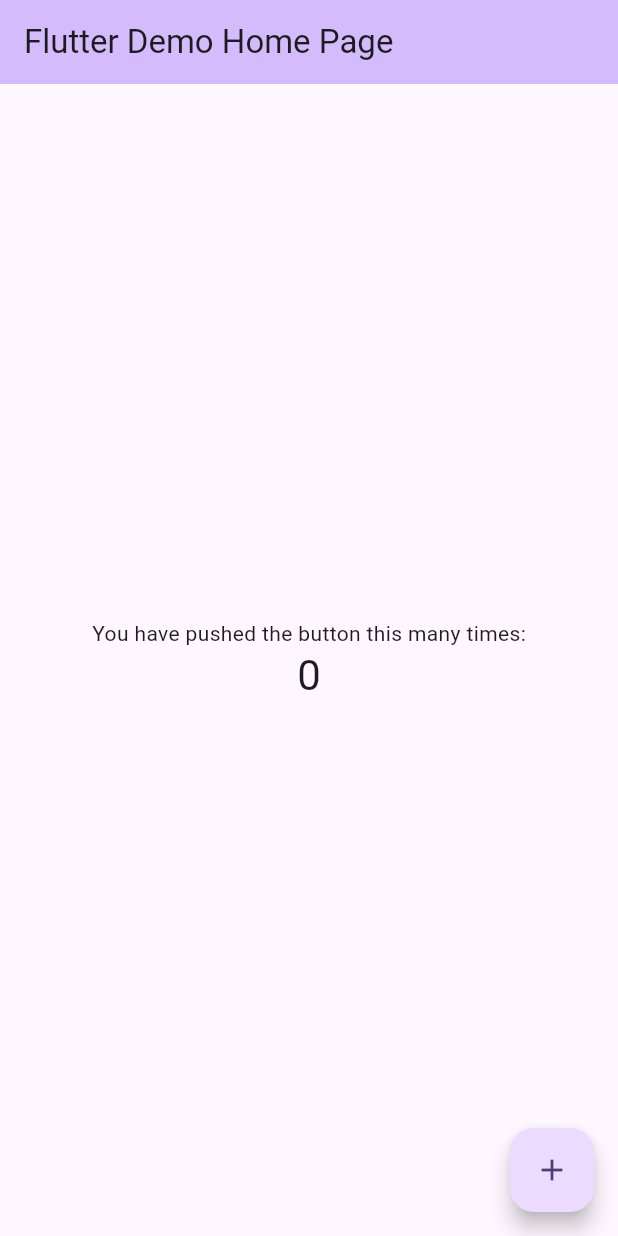
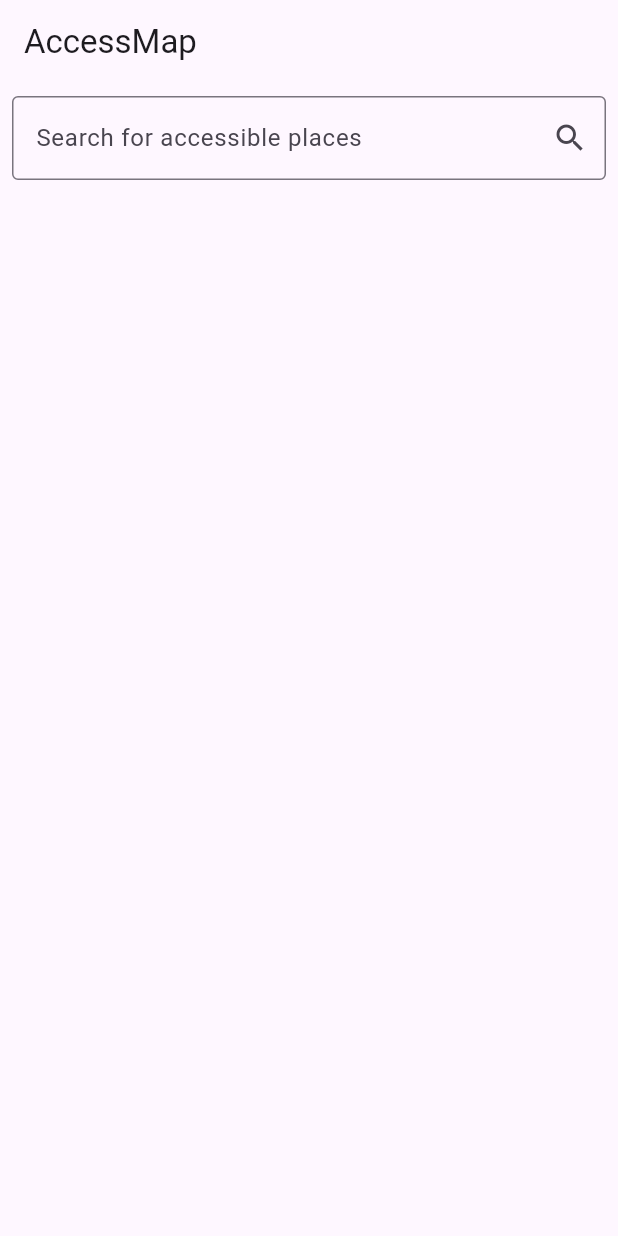
Before and after one commit to jjohngrey/hack-the-change-2024, a Flutter app: the screen it shows after launch, on a phone screen of 412 x 824 dp. Run offline on Flutter 3.47's test engine with Material 3 defaults, Android fonts, the light colour scheme and no system bars; our stand-ins replace google_maps_flutter.

Commit message:
add folders and oop

```diff
--- a/mapcessible/lib/main.dart
+++ b/mapcessible/lib/main.dart
@@ -1,125 +1,24 @@
 import 'package:flutter/material.dart';
+import 'package:provider/provider.dart';
+import 'providers/place_provider.dart';
+import 'screens/search_page.dart';
 
 void main() {
-  runApp(const MyApp());
+  runApp(MyApp());
 }
 
 class MyApp extends StatelessWidget {
-  const MyApp({super.key});
-
-  // This widget is the root of your application.
   @override
   Widget build(BuildContext context) {
-    return MaterialApp(
-      title: 'Flutter Demo',
-      theme: ThemeData(
-        // This is the theme of your application.
-        //
-        // TRY THIS: Try running your application with "flutter run". You'll see
-        // the application has a purple toolbar. Then, without quitting the app,
-        // try changing the seedColor in the colorScheme below to Colors.green
-        // and then invoke "hot reload" (save your changes or press the "hot
-        // reload" button in a Flutter-supported IDE, or press "r" if you used
-        // the command line to start the app).
-        //
-        // Notice that the counter didn't reset back to zero; the application
-        // state is not lost during the reload. To reset the state, use hot
-        // restart instead.
-        //
-        // This works for code too, not just values: Most code changes can be
-        // tested with just a hot reload.
-        colorScheme: ColorScheme.fromSeed(seedColor: const Color.fromARGB(255, 113, 72, 182)),
-        useMaterial3: true,
+    return ChangeNotifierProvider(
+      create: (_) => PlaceProvider(),
+      child: MaterialApp(
+        title: 'AccessMap',
+        theme: ThemeData(
+          primarySwatch: Colors.blue,
+        ),
+        home: SearchPage(),
       ),
-      home: const MyHomePage(title: 'Flutter Demo Home Page'),
     );
   }
 }
-
-class MyHomePage extends StatefulWidget {
-  const MyHomePage({super.key, required this.title});
-
-  // This widget is the home page of your application. It is stateful, meaning
-  // that it has a State object (defined below) that contains fields that affect
-  // how it looks.
-
-  // This class is the configuration for the state. It holds the values (in this
-  // case the title) provided by the parent (in this case the App widget) and
-  // used by the build method of the State. Fields in a Widget subclass are
-  // always marked "final".
-
-  final String title;
-
-  @override
-  State<MyHomePage> createState() => _MyHomePageState();
-}
-
-class _MyHomePageState extends State<MyHomePage> {
-  int _counter = 0;
-
-  void _incrementCounter() {
-    setState(() {
-      // This call to setState tells the Flutter framework that something has
-      // changed in this State, which causes it to rerun the build method below
-      // so that the display can reflect the updated values. If we changed
-      // _counter without calling setState(), then the build method would not be
-      // called again, and so nothing would appear to happen.
-      _counter++;
-    });
-  }
-
-  @override
-  Widget build(BuildContext context) {
-    // This method is rerun every time setState is called, for instance as done
-    // by the _incrementCounter method above.
-    //
-    // The Flutter framework has been optimized to make rerunning build methods
-    // fast, so that you can just rebuild anything that needs updating rather
-    // than having to individually change instances of widgets.
-    return Scaffold(
-      appBar: AppBar(
-        // TRY THIS: Try changing the color here to a specific color (to
-        // Colors.amber, perhaps?) and trigger a hot reload to see the AppBar
-        // change color while the other colors stay the same.
-        backgroundColor: Theme.of(context).colorScheme.inversePrimary,
-        // Here we take the value from the MyHomePage object that was created by
-        // the App.build method, and use it to set our appbar title.
-        title: Text(widget.title),
-      ),
-      body: Center(
-        // Center is a layout widget. It takes a single child and positions it
-        // in the middle of the parent.
-        child: Column(
-          // Column is also a layout widget. It takes a list of children and
-          // arranges them vertically. By default, it sizes itself to fit its
-          // children horizontally, and tries to be as tall as its parent.
-          //
-          // Column has various properties to control how it sizes itself and
-          // how it positions its children. Here we use mainAxisAlignment to
-          // center the children vertically; the main axis here is the vertical
-          // axis because Columns are vertical (the cross axis would be
-          // horizontal).
-          //
-          // TRY THIS: Invoke "debug painting" (choose the "Toggle Debug Paint"
-          // action in the IDE, or press "p" in the console), to see the
-          // wireframe for each widget.
-          mainAxisAlignment: MainAxisAlignment.center,
-          children: <Widget>[
-            const Text(
-              'You have pushed the button this many times:',
-            ),
-            Text(
-              '$_counter',
-              style: Theme.of(context).textTheme.headlineMedium,
-            ),
-          ],
-        ),
-      ),
-      floatingActionButton: FloatingActionButton(
-        onPressed: _incrementCounter,
-        tooltip: 'Increment',
-        child: const Icon(Icons.add),
-      ), // This trailing comma makes auto-formatting nicer for build methods.
-    );
-  }
-}
--- /dev/null
+++ b/mapcessible/lib/models/place.dart
@@ -0,0 +1,22 @@
+class Place {
+  final String name;
+  final String address;
+  final double latitude;
+  final double longitude;
+
+  Place({
+    required this.name,
+    required this.address,
+    required this.latitude,
+    required this.longitude,
+  });
+
+  factory Place.fromJson(Map<String, dynamic> json) {
+    return Place(
+      name: json['name'],
+      address: json['formatted_address'],
+      latitude: json['geometry']['location']['lat'],
+      longitude: json['geometry']['location']['lng'],
+    );
+  }
+}
--- /dev/null
+++ b/mapcessible/lib/providers/place_provider.dart
@@ -0,0 +1,27 @@
+import 'package:flutter/material.dart';
+import '../models/place.dart';
+import '../services/place_search_service.dart';
+
+class PlaceProvider with ChangeNotifier {
+  final PlaceSearchService _placeSearchService = PlaceSearchService();
+  List<Place> _places = [];
+  bool _isLoading = false;
+
+  List<Place> get places => _places;
+  bool get isLoading => _isLoading;
+
+  Future<void> searchPlaces(String query) async {
+    _isLoading = true;
+    notifyListeners();
+
+    try {
+      _places = await _placeSearchService.searchPlaces(query);
+    } catch (e) {
+      // Handle error (e.g., show a snackbar)
+      _places = [];
+    } finally {
+      _isLoading = false;
+      notifyListeners();
+    }
+  }
+}
--- /dev/null
+++ b/mapcessible/lib/screens/search_page.dart
@@ -0,0 +1,34 @@
+import 'package:flutter/material.dart';
+import 'package:provider/provider.dart';
+import '../providers/place_provider.dart';
+import '../widgets/search_bar.dart';
+import '../widgets/place_list_item.dart';
+
+class SearchPage extends StatelessWidget {
+  @override
+  Widget build(BuildContext context) {
+    final placeProvider = Provider.of<PlaceProvider>(context);
+
+    return Scaffold(
+      appBar: AppBar(title: Text('AccessMap')),
+      body: Column(
+        children: [
+          CustomSearchBar(onSearch: (query) {
+            placeProvider.searchPlaces(query);
+          }),
+          Expanded(
+            child: placeProvider.isLoading
+                ? Center(child: CircularProgressIndicator())
+                : ListView.builder(
+                    itemCount: placeProvider.places.length,
+                    itemBuilder: (context, index) {
+                      final place = placeProvider.places[index];
+                      return PlaceListItem(place: place);
+                    },
+                  ),
+          ),
+        ],
+      ),
+    );
+  }
+}
--- /dev/null
+++ b/mapcessible/lib/services/place_search_service.dart
@@ -0,0 +1,21 @@
+import 'dart:convert';
+import 'package:http/http.dart' as http;
+import '../models/place.dart';
+
+class PlaceSearchService {
+  final String apiKey = 'YOUR_GOOGLE_PLACES_API_KEY';
+
+  Future<List<Place>> searchPlaces(String query) async {
+    final url = Uri.parse(
+        'https://maps.googleapis.com/maps/api/place/textsearch/json?query=$query&key=$apiKey');
+    final response = await http.get(url);
+
+    if (response.statusCode == 200) {
+      final data = json.decode(response.body);
+      final List results = data['results'];
+      return results.map((json) => Place.fromJson(json)).toList();
+    } else {
+      throw Exception('Failed to load places');
+    }
+  }
+}
--- /dev/null
+++ b/mapcessible/lib/widgets/search_bar.dart
@@ -0,0 +1,29 @@
+import 'package:flutter/material.dart';
+
+class CustomSearchBar extends StatelessWidget {
+  final Function(String) onSearch;
+  final TextEditingController _controller = TextEditingController();
+
+  CustomSearchBar({required this.onSearch});
+
+  @override
+  Widget build(BuildContext context) {
+    return Padding(
+      padding: const EdgeInsets.all(8.0),
+      child: TextField(
+        controller: _controller,
+        decoration: InputDecoration(
+          labelText: 'Search for accessible places',
+          suffixIcon: IconButton(
+            icon: Icon(Icons.search),
+            onPressed: () {
+              onSearch(_controller.text);
+            },
+          ),
+          border: OutlineInputBorder(),
+        ),
+        onSubmitted: onSearch,
+      ),
+    );
+  }
+}
--- a/mapcessible/pubspec.yaml
+++ b/mapcessible/pubspec.yaml
@@ -35,6 +35,10 @@
   # The following adds the Cupertino Icons font to your application.
   # Use with the CupertinoIcons class for iOS style icons.
   cupertino_icons: ^1.0.8
+  google_maps_flutter: ^2.9.0
+  google_maps_webservice: ^0.0.19+1
+  http: ^0.13.0
+  provider: ^6.0.5
 
 dev_dependencies:
   flutter_test:
```
Also changed, not shown: mapcessible/lib/screens/map_page.dart (added, +31 -0 lines), mapcessible/lib/widgets/place_list_item.dart (added, +19 -0 lines), mapcessible/lib/utils/constants.dart (added), mapcessible/pubspec.lock, 12 other files.
